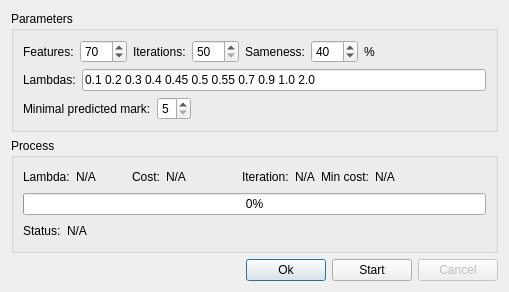
Qt form app/octave/octavedlg.ui (a-pavlov/fantlab) before a commit.
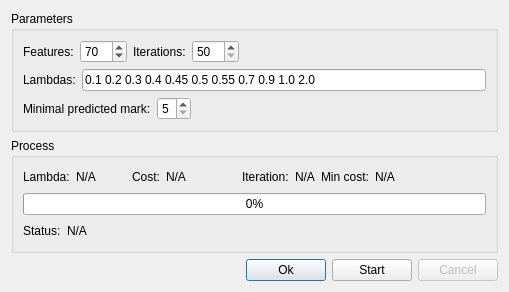
The same form after that commit.

Patch:
```diff
--- a/app/octave/octavedlg.ui
+++ b/app/octave/octavedlg.ui
@@ -65,36 +65,6 @@
           </property>
          </widget>
         </item>
-        <item>
-         <widget class="QLabel" name="label_8">
-          <property name="text">
-           <string>Sameness:</string>
-          </property>
-         </widget>
-        </item>
-        <item>
-         <widget class="QSpinBox" name="spinBox">
-          <property name="toolTip">
-           <string>&lt;html&gt;&lt;head/&gt;&lt;body&gt;&lt;p&gt;Use users with likeness no less than paameter in percents&lt;/p&gt;&lt;/body&gt;&lt;/html&gt;</string>
-          </property>
-          <property name="maximum">
-           <number>100</number>
-          </property>
-          <property name="singleStep">
-           <number>1</number>
-          </property>
-          <property name="value">
-           <number>40</number>
-          </property>
-         </widget>
-        </item>
-        <item>
-         <widget class="QLabel" name="label_9">
-          <property name="text">
-           <string>%</string>
-          </property>
-         </widget>
-        </item>
         <item>
          <spacer name="horizontalSpacer">
           <property name="orientation">
```
